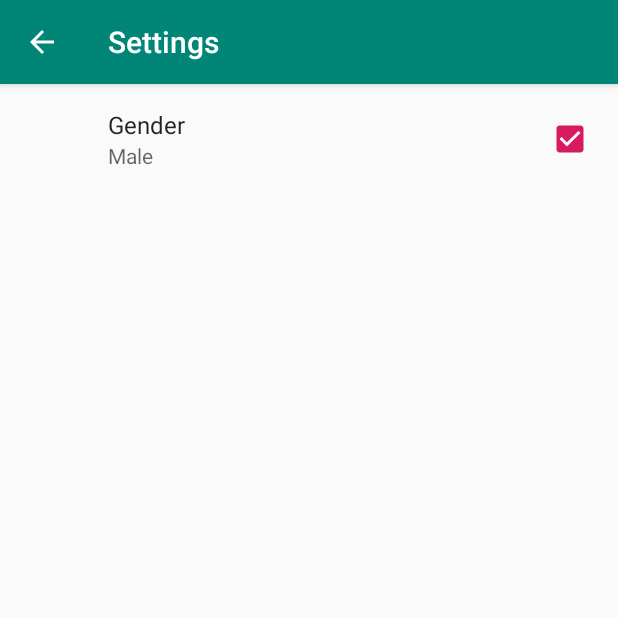
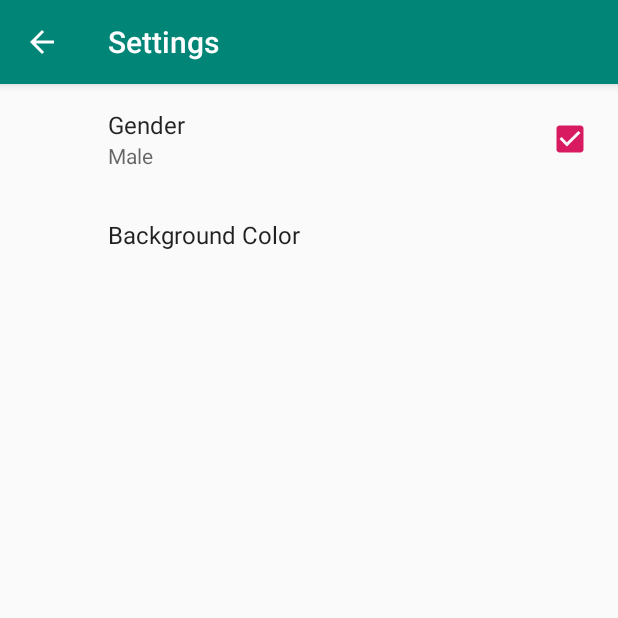
Before and after one commit to Apurba000Biswas/SharedPreferences, an Android app: the screen it shows after launch (SettingsActivity), in the options menu, after a tap on "Settings", on a phone screen of 412 x 824 dp, the top half of it. Run offline under Robolectric (Android 15) with nearby library versions, the phone set to English and light mode, and no system bars; our stand-ins replace androidx.preference.

Commit message:
Added List Shared Preference

```diff
--- a/app/src/main/java/com/apurba/sharedpreferences/MainActivity.java
+++ b/app/src/main/java/com/apurba/sharedpreferences/MainActivity.java
@@ -10,6 +10,7 @@ import android.text.TextUtils;
 import android.view.Menu;
 import android.view.MenuInflater;
 import android.view.MenuItem;
+import android.widget.LinearLayout;
 import android.widget.TextView;
 
 public class MainActivity extends AppCompatActivity
@@ -29,7 +30,24 @@ public class MainActivity extends AppCompatActivity
                 PreferenceManager.getDefaultSharedPreferences(this);
 
         updateGenderTextView(sharedPreferences);
+        setBackgroundColor(sharedPreferences);
+
         sharedPreferences.registerOnSharedPreferenceChangeListener(this);
+    }
+
+    private void setBackgroundColor(SharedPreferences sharedPreferences){
+        LinearLayout linearLayout = findViewById(R.id.main_holder);
+        String colorName = sharedPreferences.getString(getString(R.string.pref_color_key)
+                , getString(R.string.pref_color_red_value));
+        int colorId = R.color.red;
+        if (colorName.equals(getString(R.string.pref_color_red_value))){
+            colorId = R.color.red;
+        }else if (colorName.equals(getString(R.string.pref_color_blue_value))){
+            colorId = R.color.blue;
+        }else if (colorName.equals(getString(R.string.pref_color_green_value))){
+            colorId = R.color.green;
+        }
+        linearLayout.setBackgroundColor(getResources().getColor(colorId));
     }
 
     private void updateGenderTextView(SharedPreferences sharedPreferences){
@@ -62,6 +80,8 @@ public class MainActivity extends AppCompatActivity
     public void onSharedPreferenceChanged(SharedPreferences sharedPreferences, String key) {
         if (TextUtils.equals(key, getString(R.string.preference_gender_key)) ){
             updateGenderTextView(sharedPreferences);
+        }else if (TextUtils.equals(key,getString(R.string.pref_color_key) )){
+            setBackgroundColor(sharedPreferences);
         }
     }
 
--- a/app/src/main/res/layout/activity_main.xml
+++ b/app/src/main/res/layout/activity_main.xml
@@ -4,8 +4,9 @@
     xmlns:android="http://schemas.android.com/apk/res/android"
     xmlns:tools="http://schemas.android.com/tools"
     android:layout_width="match_parent"
-    android:layout_margin="16dp"
+    android:padding="16dp"
     android:layout_height="match_parent"
+    android:id="@+id/main_holder"
     tools:context=".MainActivity">
 
     <TextView
--- /dev/null
+++ b/app/src/main/res/values/array.xml
@@ -0,0 +1,14 @@
+<?xml version="1.0" encoding="utf-8"?>
+<resources>
+    <array name="pref_color_option_labels">
+        <item>@string/pref_color_label_red</item>
+        <item>@string/pref_color_label_blue</item>
+        <item>@string/pref_color_label_green</item>
+    </array>
+
+    <array name="pref_color_option_values">
+        <item>@string/pref_color_red_value</item>
+        <item>@string/pref_color_blue_value</item>
+        <item>@string/pref_color_green_value</item>
+    </array>
+</resources>
--- a/app/src/main/res/values/colors.xml
+++ b/app/src/main/res/values/colors.xml
@@ -3,4 +3,8 @@
     <color name="colorPrimary">#008577</color>
     <color name="colorPrimaryDark">#00574B</color>
     <color name="colorAccent">#D81B60</color>
+
+    <color name="red">@android:color/holo_red_light</color>
+    <color name="blue">@android:color/holo_blue_dark</color>
+    <color name="green">@android:color/holo_green_dark</color>
 </resources>
--- a/app/src/main/res/values/strings.xml
+++ b/app/src/main/res/values/strings.xml
@@ -7,4 +7,18 @@
     <string name="preference_gender_tittle">Gender</string>
     <string name="preference_gender_summary_off">Female</string>
     <string name="preference_gender_summary_on">Male</string>
+
+
+    <string name="pref_color_label">Background Color</string>
+
+    <string name="pref_color_label_red">Red</string>
+    <string name="pref_color_label_blue">Blue</string>
+    <string name="pref_color_label_green">Green</string>
+
+    <string name="pref_color_key" translatable="false">color</string>
+
+    <string name="pref_color_red_value" translatable="false">red</string>
+    <string name="pref_color_blue_value" translatable="false">blue</string>
+    <string name="pref_color_green_value" translatable="false">green</string>
+    <string name="pref_color_default" translatable="false">white</string>
 </resources>
--- a/app/src/main/res/xml/pref_app.xml
+++ b/app/src/main/res/xml/pref_app.xml
@@ -1,9 +1,19 @@
 <?xml version="1.0" encoding="utf-8"?>
-<PreferenceScreen xmlns:android="http://schemas.android.com/apk/res/android">
+<PreferenceScreen xmlns:android="http://schemas.android.com/apk/res/android"
+    xmlns:app="http://schemas.android.com/apk/res-auto">
     <CheckBoxPreference
         android:defaultValue="@bool/preference_gander_default"
         android:key="@string/preference_gender_key"
         android:summaryOff="@string/preference_gender_summary_off"
         android:summaryOn="@string/preference_gender_summary_on"
         android:title="@string/preference_gender_tittle"/>
+
+
+    <ListPreference
+        android:defaultValue="@string/pref_color_label_red"
+        android:entries="@array/pref_color_option_labels"
+        app:entryValues="@array/pref_color_option_values"
+        android:key="@string/pref_color_key"
+        android:title="@string/pref_color_label"/>
+
 </PreferenceScreen>
```
